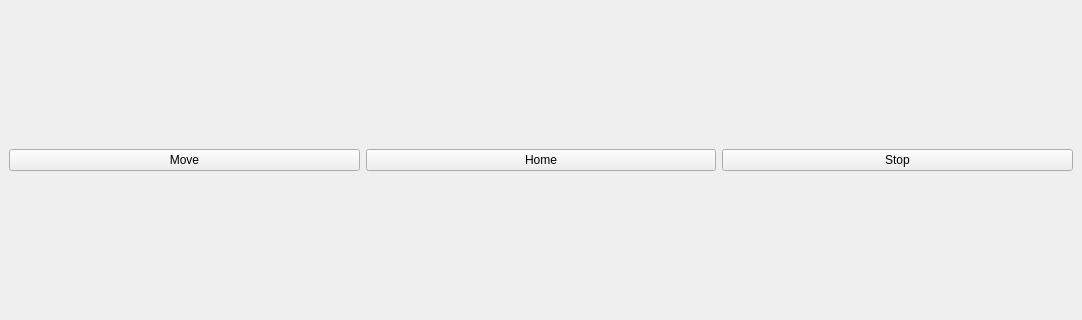
Before: the Qt Designer form ui/main_window.ui in UChicago-Yang-Lab/miniMBE-GUI-v2, drawn with Qt 5; both pictures show x 0 to 1082 and y 195 to 515 of the 1082 by 760 pixel window.
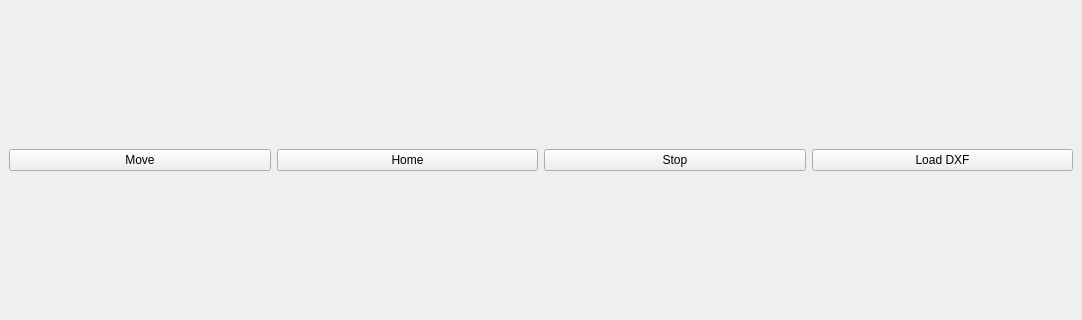
After: the same form once the commit is applied.

The edit to the form file:
```diff
--- a/ui/main_window.ui
+++ b/ui/main_window.ui
@@ -105,6 +105,13 @@
         </property>
        </widget>
       </item>
+        <item>
+         <widget class="QPushButton" name="loadDxfButton">
+          <property name="text">
+           <string>Load DXF</string>
+          </property>
+         </widget>
+        </item>
      </layout>
     </item>
     <item>
```
